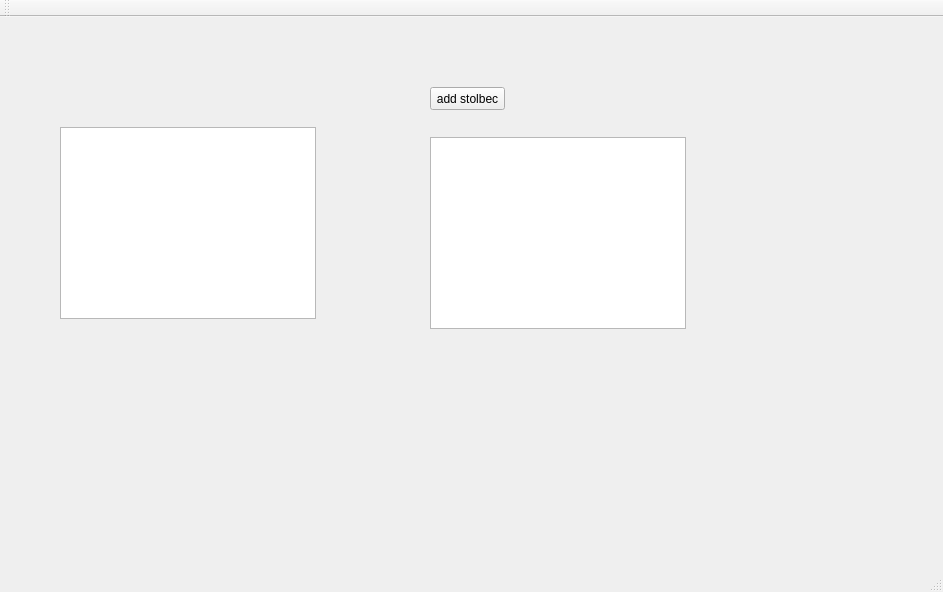
Before: the Qt Designer form mainwindow.ui in CoolSons/MasterPassword, drawn with Qt 5.
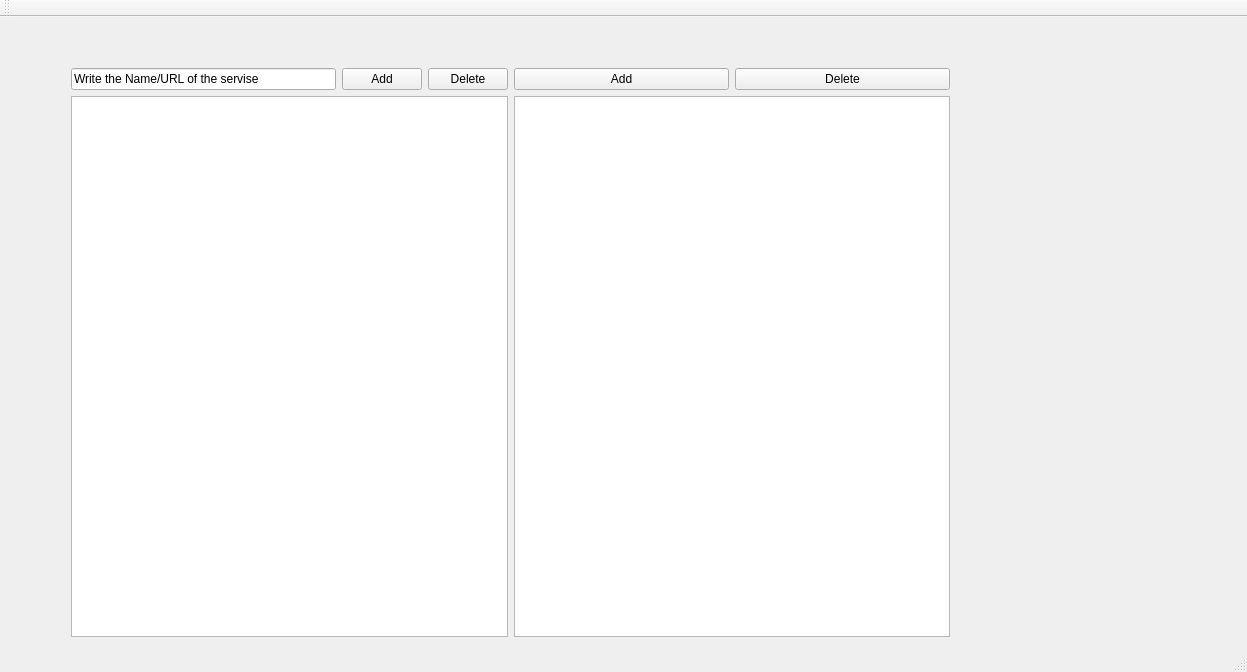
After: the same form once the commit is applied.

Commit message: listWidget is ready

```diff
--- a/mainwindow.ui
+++ b/mainwindow.ui
@@ -6,53 +6,92 @@
    <rect>
     <x>0</x>
     <y>0</y>
-    <width>943</width>
-    <height>592</height>
+    <width>1247</width>
+    <height>672</height>
    </rect>
   </property>
   <property name="windowTitle">
    <string>MainWindow</string>
   </property>
   <widget class="QWidget" name="centralWidget">
-   <widget class="QPushButton" name="pushButton">
-    <property name="geometry">
-     <rect>
-      <x>430</x>
-      <y>70</y>
-      <width>75</width>
-      <height>23</height>
-     </rect>
-    </property>
-    <property name="text">
-     <string>add stolbec</string>
-    </property>
-   </widget>
-   <widget class="QTableWidget" name="tableWidget_2">
-    <property name="geometry">
-     <rect>
-      <x>430</x>
-      <y>120</y>
-      <width>256</width>
-      <height>192</height>
-     </rect>
-    </property>
-   </widget>
-   <widget class="QTextBrowser" name="textBrowser">
+   <widget class="QWidget" name="horizontalLayoutWidget_3">
     <property name="geometry">
      <rect>
       <x>60</x>
-      <y>110</y>
-      <width>256</width>
-      <height>192</height>
+      <y>40</y>
+      <width>901</width>
+      <height>591</height>
      </rect>
     </property>
-    <property name="html">
-     <string>&lt;!DOCTYPE HTML PUBLIC &quot;-//W3C//DTD HTML 4.0//EN&quot; &quot;http://www.w3.org/TR/REC-html40/strict.dtd&quot;&gt;
-&lt;html&gt;&lt;head&gt;&lt;meta name=&quot;qrichtext&quot; content=&quot;1&quot; /&gt;&lt;style type=&quot;text/css&quot;&gt;
-p, li { white-space: pre-wrap; }
-&lt;/style&gt;&lt;/head&gt;&lt;body style=&quot; font-family:'MS Shell Dlg 2'; font-size:8.25pt; font-weight:400; font-style:normal;&quot;&gt;
-&lt;p style=&quot;-qt-paragraph-type:empty; margin-top:0px; margin-bottom:0px; margin-left:0px; margin-right:0px; -qt-block-indent:0; text-indent:0px;&quot;&gt;&lt;br /&gt;&lt;/p&gt;&lt;/body&gt;&lt;/html&gt;</string>
-    </property>
+    <layout class="QHBoxLayout" name="horizontalLayout_5">
+     <item>
+      <layout class="QVBoxLayout" name="verticalLayout_2">
+       <item>
+        <layout class="QHBoxLayout" name="horizontalLayout_3">
+         <item>
+          <widget class="QLineEdit" name="QLineedit">
+           <property name="whatsThis">
+            <string/>
+           </property>
+           <property name="text">
+            <string>Write the Name/URL of the servise</string>
+           </property>
+          </widget>
+         </item>
+         <item>
+          <widget class="QPushButton" name="ButtonAddSite">
+           <property name="text">
+            <string>Add</string>
+           </property>
+          </widget>
+         </item>
+         <item>
+          <widget class="QPushButton" name="ButtonDeleteSite">
+           <property name="text">
+            <string>Delete</string>
+           </property>
+          </widget>
+         </item>
+        </layout>
+       </item>
+       <item>
+        <widget class="QListWidget" name="listWidget"/>
+       </item>
+      </layout>
+     </item>
+     <item>
+      <layout class="QVBoxLayout" name="verticalLayout_3">
+       <item>
+        <layout class="QHBoxLayout" name="horizontalLayout_4">
+         <item>
+          <widget class="QPushButton" name="ButtonAddAcc">
+           <property name="text">
+            <string>Add</string>
+           </property>
+          </widget>
+         </item>
+         <item>
+          <widget class="QPushButton" name="ButtonDeleteAcc">
+           <property name="text">
+            <string>Delete</string>
+           </property>
+          </widget>
+         </item>
+        </layout>
+       </item>
+       <item>
+        <widget class="QTableWidget" name="tableWidget">
+         <property name="mouseTracking">
+          <bool>false</bool>
+         </property>
+         <property name="verticalScrollBarPolicy">
+          <enum>Qt::ScrollBarAsNeeded</enum>
+         </property>
+        </widget>
+       </item>
+      </layout>
+     </item>
+    </layout>
    </widget>
   </widget>
   <widget class="QMenuBar" name="menuBar">
```
Left out of the diff: 10 changed lines with no effect on the pictures. The commit also changes 4 other files.
